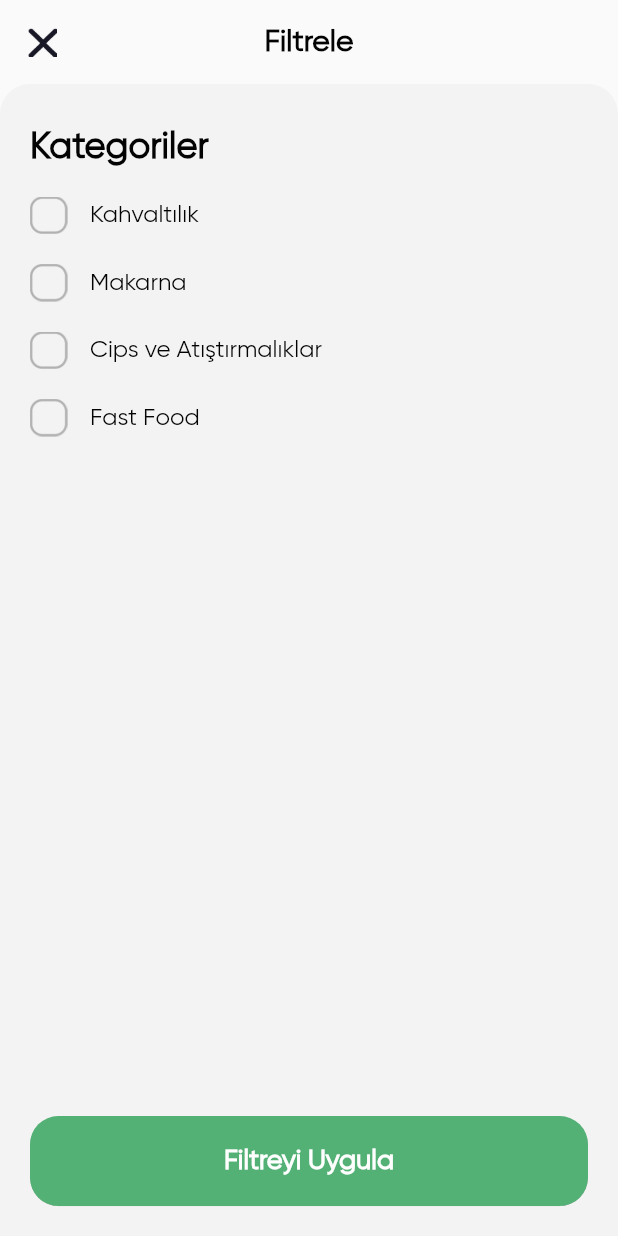
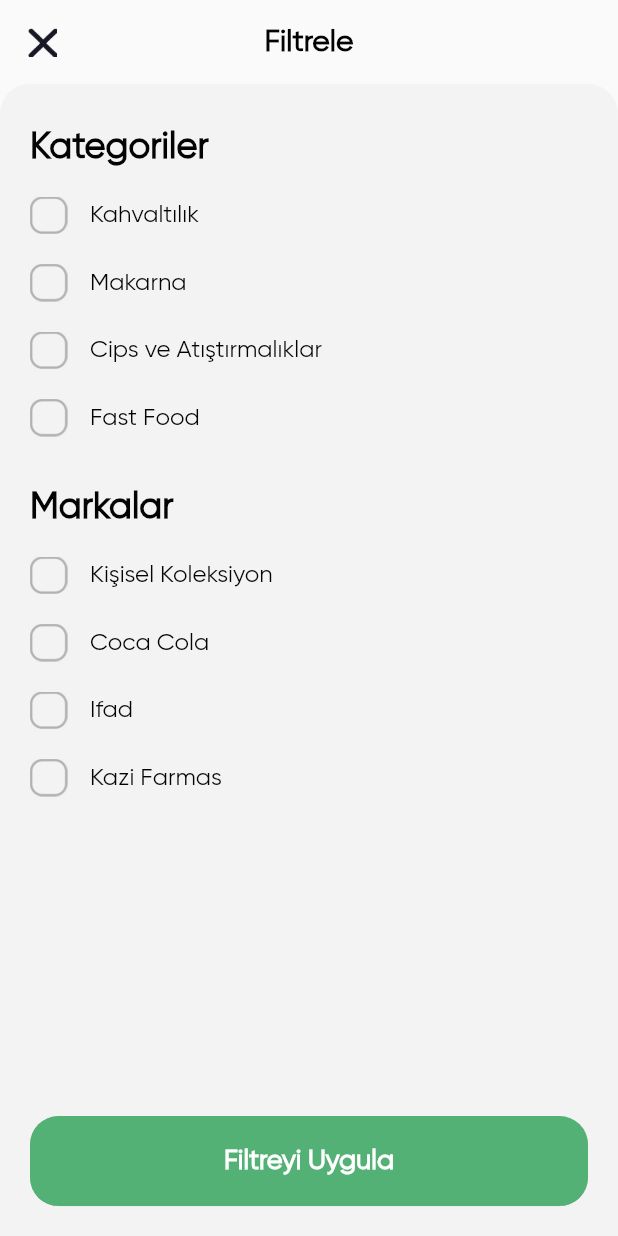
Before and after one commit to yusufakkobak34/flutter_groceries_app, a Flutter app: the FilterView screen opened directly, on a phone screen of 412 x 824 dp. Run offline on Flutter 3.47's test engine with Material 2 defaults, Android fonts, the phone set to English and light mode, and no system bars; our stand-ins replace flutter_rating_bar; missing offline and left inert: fl_country_code_picker.

Commit message:
Add filter rows for categories and brands

```diff
--- a/lib/view/explore/filter_view.dart
+++ b/lib/view/explore/filter_view.dart
@@ -1,5 +1,6 @@
 import 'package:flutter/material.dart';
 import 'package:flutter_groceries_app/common/color/color_extension.dart';
+import 'package:flutter_groceries_app/common_widgets/filter_row.dart';
 import 'package:flutter_groceries_app/common_widgets/round_button.dart';
 
 class FilterView extends StatefulWidget {
@@ -10,6 +11,7 @@ class FilterView extends StatefulWidget {
 }
 
 class _FilterViewState extends State<FilterView> {
+  List selectArr = [];
   List filterCatArr = [
     {
       "id": "1",
@@ -101,33 +103,50 @@ class _FilterViewState extends State<FilterView> {
                     ),
                     Column(
                       children: filterCatArr.map((fObj) {
-                        return Container(
-                          padding: const EdgeInsets.symmetric(vertical: 10),
-                          child: Row(
-                            children: [
-                              Image.asset(
-                                "assets/img/checkbox.png",
-                                width: 25,
-                                height: 25,
+                        return FilterRow(
+                          fObj: fObj,
+                          isSelect: selectArr.contains(fObj),
+                          onPressed: () {
+                            if (selectArr.contains(fObj)) {
+                              selectArr.remove(fObj);
+                            } else {
+                              selectArr.add(fObj);
+                            }
+                            setState(() {});
+                          },
+                        );
+                      }).toList(),
                     ),
                     const SizedBox(
-                                width: 15,
+                      height: 15,
                     ),
-                              Expanded(
+                    Padding(
+                      padding: const EdgeInsets.symmetric(vertical: 8.0),
                       child: Text(
-                                  fObj["name"],
+                        "Markalar",
                         style: TextStyle(
                           color: TColor.primaryText,
-                                    fontSize: 16,
-                                    fontWeight: FontWeight.w500,
+                          fontSize: 24,
+                          fontWeight: FontWeight.w600,
                         ),
                       ),
-                              )
-                            ],
                     ),
+                    Column(
+                      children: filterBrandArr.map((fObj) {
+                        return FilterRow(
+                          fObj: fObj,
+                          isSelect: selectArr.contains(fObj),
+                          onPressed: () {
+                            if (selectArr.contains(fObj)) {
+                              selectArr.remove(fObj);
+                            } else {
+                              selectArr.add(fObj);
+                            }
+                            setState(() {});
+                          },
                         );
                       }).toList(),
-                    )
+                    ),
                   ],
                 ),
               ),
```
Lines whose indentation alone changed are shown as unchanged.
